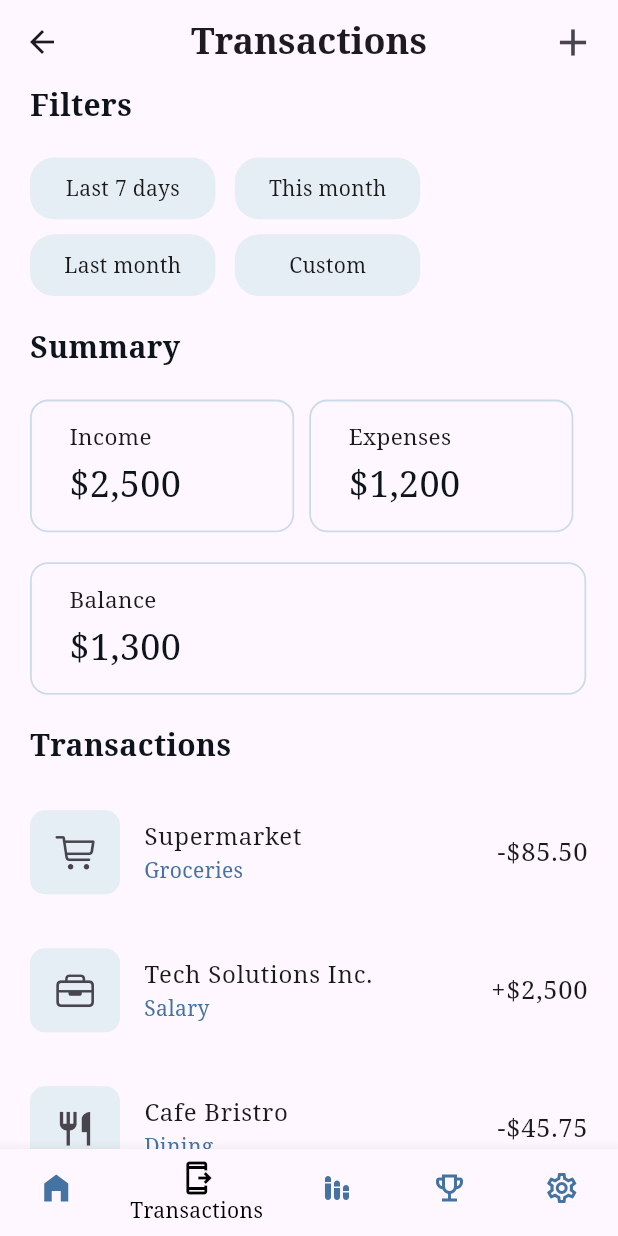
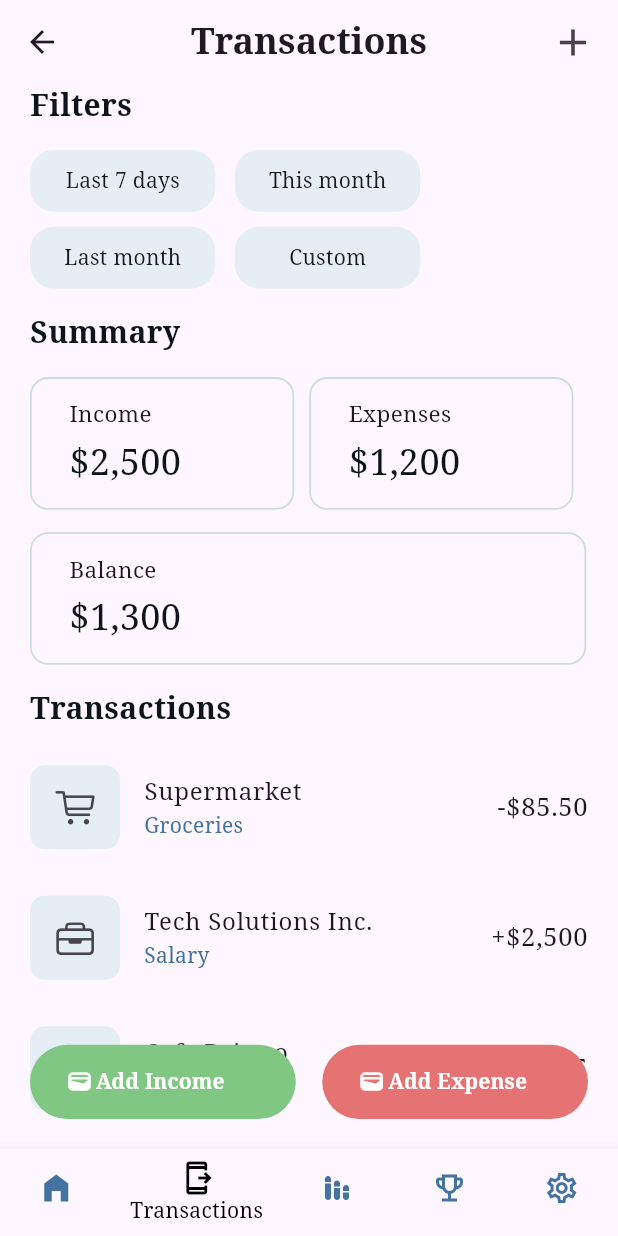
Before and after one commit to SUMANKC7/CapstoneProject-BachatSathi-ExpenseTracker-, a Flutter app: the screen it shows after launch, item 2 of the bottom bar chosen, on a phone screen of 412 x 824 dp. Run offline on Flutter 3.47's test engine with Material 3 defaults, Android fonts, the light colour scheme and no system bars; our stand-ins replace cloud_firestore, firebase_auth, firebase_core, google_sign_in; accounts and stored records are empty.

Commit message:
added income and expense button

```diff
--- a/lib/core/appcolors.dart
+++ b/lib/core/appcolors.dart
@@ -29,4 +29,6 @@ class AppColors {
   static const Color transactiontype = Color(0xff4573A1);
   static final Color? expenseColor = Colors.red[200];
 
+  static final Color addIncome = Color(0xFF81C784);
+  static final Color addExpensee = Color(0xFFE57373);
 }
--- a/lib/features/transactions/screen/transaction_screen.dart
+++ b/lib/features/transactions/screen/transaction_screen.dart
@@ -1,4 +1,4 @@
-
+import 'package:expensetrack/core/appcolors.dart';
 import 'package:expensetrack/core/widgets/title_text.dart';
 import 'package:expensetrack/features/transactions/widgets/add_transaction_bottomsheet.dart';
 import 'package:expensetrack/features/transactions/widgets/filter_widget.dart';
@@ -23,13 +23,15 @@ class TransactionScreen extends StatelessWidget {
         ),
         actions: [AddTransactionBottomsheet(), SizedBox(width: 6)],
       ),
-      body: Padding(
+      body: Stack(
+        children: [
+          Padding(
             padding: EdgeInsetsGeometry.symmetric(horizontal: 20),
             child: SingleChildScrollView(
               physics: BouncingScrollPhysics(),
               child: Column(
                 crossAxisAlignment: CrossAxisAlignment.start,
-            spacing: 20,
+                spacing: 15,
                 children: [
                   TitleText(title: "Filters"),
 
@@ -96,6 +98,57 @@ class TransactionScreen extends StatelessWidget {
               ),
             ),
           ),
+             Positioned(
+                bottom: 20,
+                left: 20,
+                child: IncomeExpenseAdd(buttoncolor: AppColors.addIncome, buttonicon: Icons.wallet, title: "Add Income",)
+                ),
+              Positioned(
+                bottom: 20,
+                right: 20,
+                child: IncomeExpenseAdd(buttoncolor: AppColors.addExpensee, buttonicon: Icons.wallet, title: "Add Expense",)),
+        ],
+      ),
     );
   }
 }
+
+class IncomeExpenseAdd extends StatelessWidget {
+  final Color buttoncolor;
+  final IconData buttonicon;
+  final String title;
+  const IncomeExpenseAdd({super.key, required this.buttoncolor, required this.buttonicon, required this.title});
+
+  @override
+  Widget build(BuildContext context) {
+    return SizedBox(
+      height: MediaQuery.sizeOf(context).height * 0.06,
+      child: FilledButton(
+        style: FilledButton.styleFrom(
+          maximumSize: Size.fromWidth(MediaQuery.sizeOf(context).width * 0.43),
+          backgroundColor: buttoncolor,
+        ),
+        onPressed: () {},
+        child: Row(
+          children: [
+            Icon(buttonicon),
+SizedBox(width: 2,),
+            Flexible(
+              child: FittedBox(
+                // fit: BoxFit.scaleDown,
+                child: Text(
+                  title,
+                  style: TextStyle(
+                    fontSize: 14,
+                    color: AppColors.cardWhite,
+                    fontWeight: FontWeight.bold,
+                  ),
+                ),
+              ),
+            ),
+          ],
+        ),
+      ),
+    );
+  }
+}
```
Lines whose indentation alone changed are shown as unchanged.
